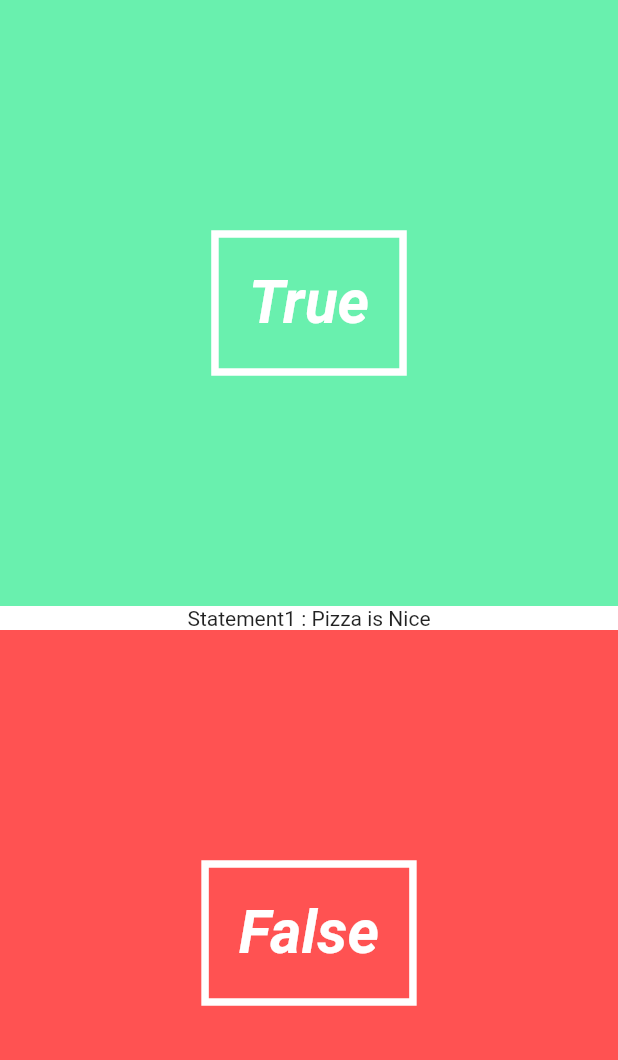
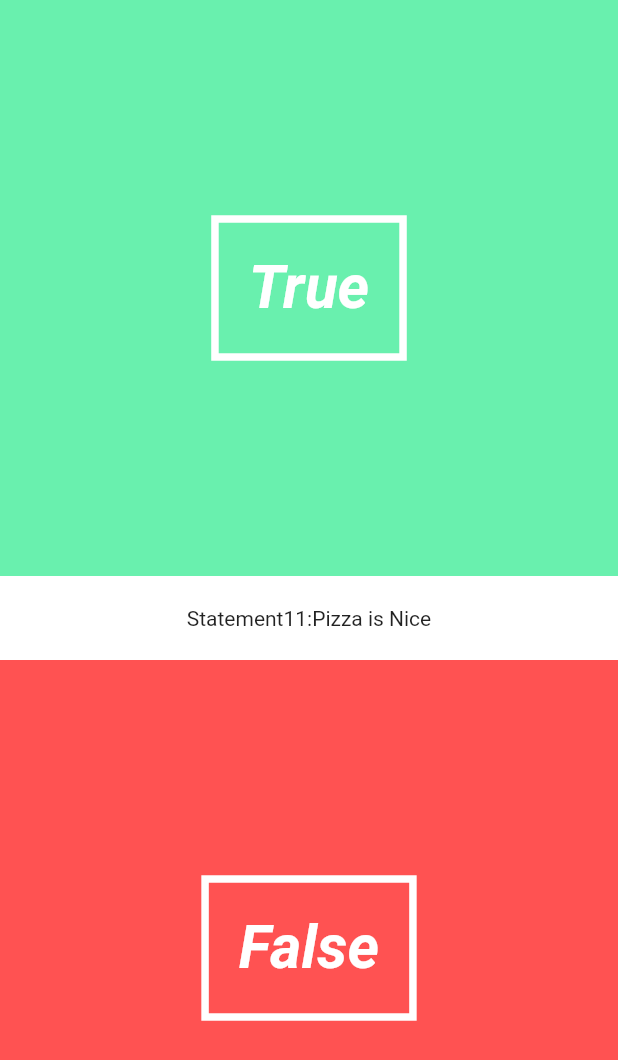
Before and after one commit to toshioxgnu/Android-Course, a Flutter app: the screen it shows after launch, on a phone screen of 412 x 824 dp. Shown: the top 1060 px of the screen. Run offline on Flutter 3.47's test engine with Material 2 defaults, Android fonts, the phone set to English and light mode, and no system bars.

Commit message:
antes de salir

```diff
--- /dev/null
+++ b/quiz/lib/UI/question_text.dart
@@ -0,0 +1,27 @@
+import 'package:flutter/material.dart';
+
+class QuestionText extends StatefulWidget {
+  final String _question;
+  final int _questionNumber;
+
+
+  QuestionText(this._question, this._questionNumber);
+
+  @override
+  State createState() => QuestionTextState();
+}
+
+class QuestionTextState extends State<QuestionText>{
+  @override
+  Widget build(BuildContext context) {
+    return  new Material(
+      color: Colors.white,
+      child: new Padding(
+        padding: new EdgeInsets.symmetric(vertical: 20.0),
+        child: new Center(
+          child: new Text('Statement1' + widget._questionNumber.toString() + ':' + widget._question),
+        ),
+      ),
+    );
+  }
+}
--- a/quiz/lib/pages/quiz_page.dart
+++ b/quiz/lib/pages/quiz_page.dart
@@ -1,6 +1,7 @@
 import 'package:flutter/material.dart';
 import 'package:quiz/UI/answer_button.dart';
 import 'package:quiz/utils/quiz.dart';
+import 'package:quiz/UI/question_text.dart';
 
 class QuizPage extends StatefulWidget{
   @override
@@ -16,11 +17,7 @@ class QuizStatePage extends State<QuizPage>{
         new Column(
             children: <Widget>[
               new AnswerButton(true, () =>print("You tapped true")),
-              new Material(color: Colors.white,
-                child: new Center(
-                  child: new Text('Statement1 : Pizza is Nice'),
-                ),
-              ),
+              new QuestionText( 'Pizza is Nice' , 1),
               new AnswerButton(false, () =>print("You tapped False")),
             ],
         ),
```
